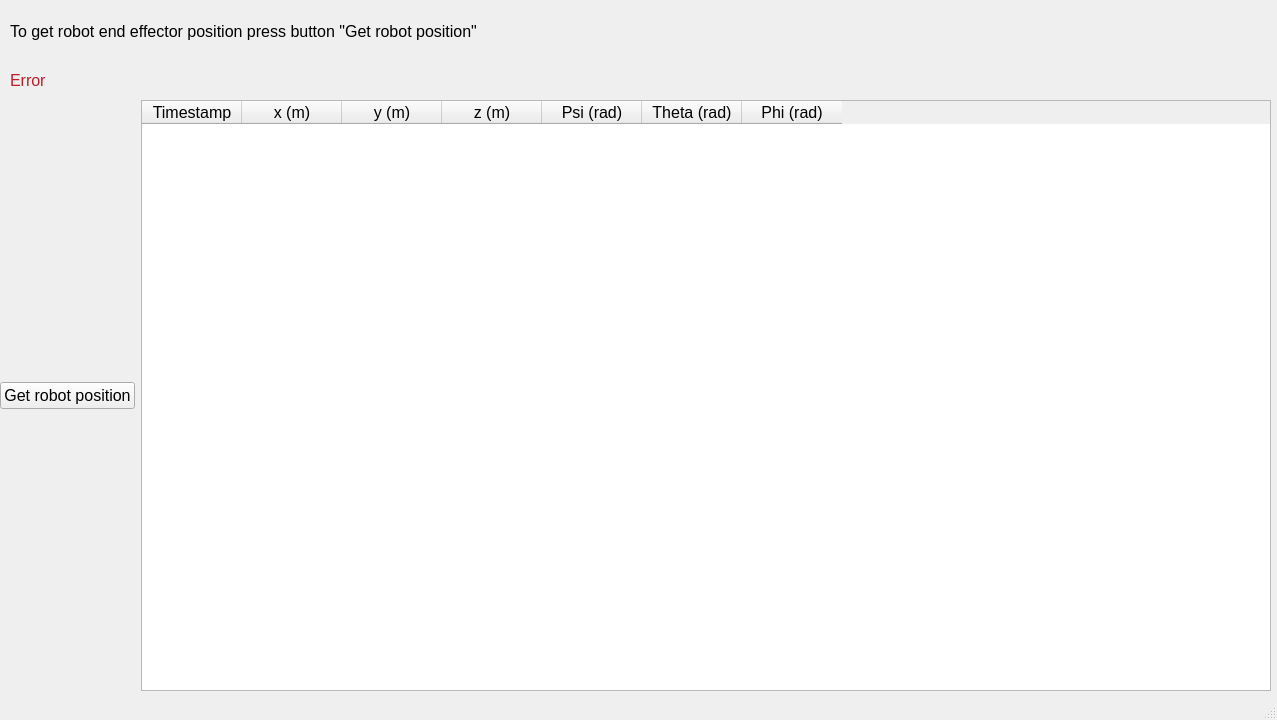
BelloMak/project_robopro, file roboter/gui/gui_layout.ui: the form before one commit.
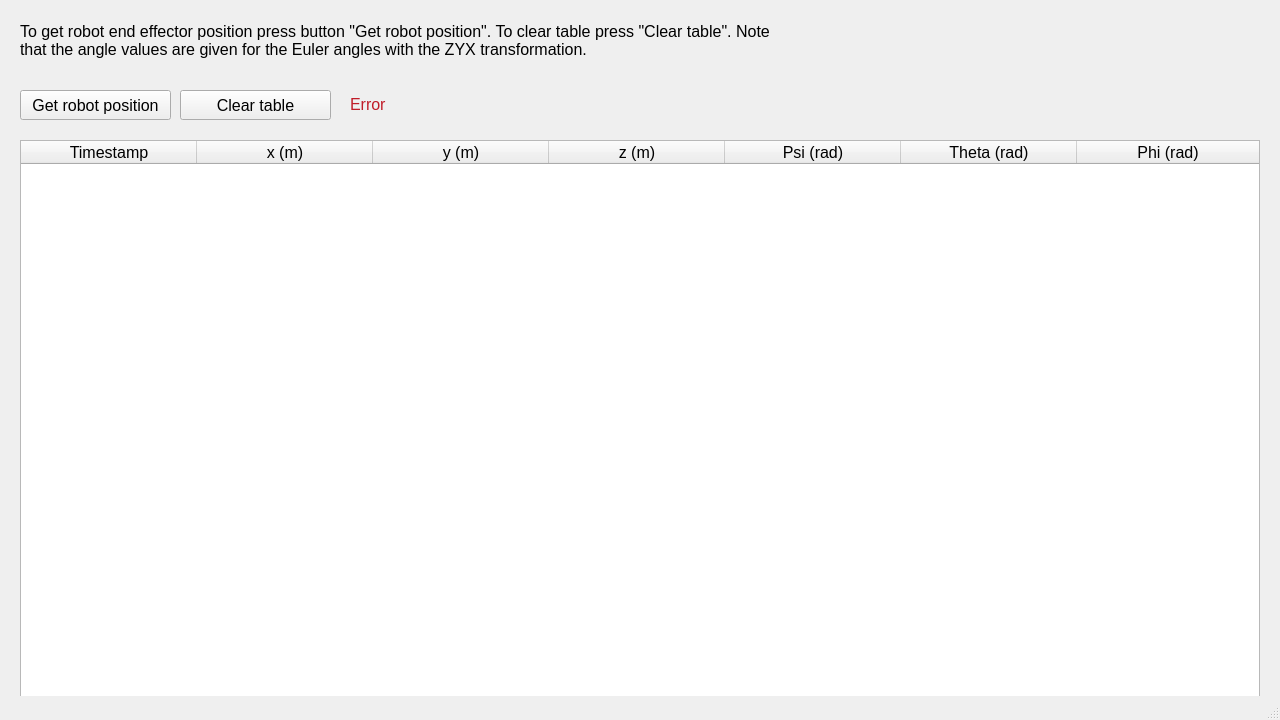
The form after the commit.

```diff
--- a/roboter/gui/gui_layout.ui
+++ b/roboter/gui/gui_layout.ui
@@ -6,10 +6,15 @@
    <rect>
     <x>0</x>
     <y>0</y>
-    <width>1277</width>
+    <width>1280</width>
     <height>720</height>
    </rect>
   </property>
+  <property name="font">
+   <font>
+    <pointsize>12</pointsize>
+   </font>
+  </property>
   <property name="acceptDrops">
    <bool>false</bool>
   </property>
@@ -20,21 +25,15 @@
    <enum>Qt::LeftToRight</enum>
   </property>
   <widget class="QWidget" name="centralwidget">
-   <widget class="QWidget" name="horizontalLayoutWidget">
+   <widget class="QPushButton" name="getRobotPositionButton">
     <property name="geometry">
      <rect>
-      <x>0</x>
-      <y>100</y>
-      <width>1271</width>
-      <height>591</height>
+      <x>20</x>
+      <y>90</y>
+      <width>151</width>
+      <height>30</height>
      </rect>
     </property>
-    <layout class="QHBoxLayout" name="horizontalLayout">
-     <item>
-      <layout class="QVBoxLayout" name="verticalLayout"/>
-     </item>
-     <item>
-      <widget class="QPushButton" name="pushButton">
        <property name="font">
         <font>
          <pointsize>12</pointsize>
@@ -50,9 +49,15 @@
         <string>Get robot position</string>
        </property>
       </widget>
-     </item>
-     <item>
       <widget class="QTableWidget" name="tableWidget">
+    <property name="geometry">
+     <rect>
+      <x>20</x>
+      <y>140</y>
+      <width>1240</width>
+      <height>560</height>
+     </rect>
+    </property>
        <property name="font">
         <font>
          <pointsize>12</pointsize>
@@ -67,13 +72,24 @@
        <attribute name="horizontalHeaderCascadingSectionResizes">
         <bool>false</bool>
        </attribute>
+    <attribute name="horizontalHeaderDefaultSectionSize">
+     <number>176</number>
+    </attribute>
        <attribute name="horizontalHeaderStretchLastSection">
+     <bool>true</bool>
+    </attribute>
+    <attribute name="verticalHeaderVisible">
         <bool>false</bool>
        </attribute>
        <column>
         <property name="text">
          <string>Timestamp</string>
         </property>
+     <property name="font">
+      <font>
+       <pointsize>12</pointsize>
+      </font>
+     </property>
        </column>
        <column>
         <property name="text">
@@ -106,33 +122,36 @@
         </property>
        </column>
       </widget>
-     </item>
-    </layout>
-   </widget>
-   <widget class="QWidget" name="verticalLayoutWidget">
-    <property name="geometry">
-     <rect>
-      <x>10</x>
-      <y>10</y>
-      <width>721</width>
-      <height>91</height>
-     </rect>
-    </property>
-    <layout class="QVBoxLayout" name="verticalLayout_2">
-     <item>
       <widget class="QLabel" name="helpLabel">
+    <property name="geometry">
+     <rect>
+      <x>20</x>
+      <y>10</y>
+      <width>771</width>
+      <height>60</height>
+     </rect>
+    </property>
        <property name="font">
         <font>
          <pointsize>12</pointsize>
         </font>
        </property>
        <property name="text">
-        <string>To get robot end effector position press button &quot;Get robot position&quot;</string>
-       </property>
-      </widget>
-     </item>
-     <item>
+     <string>To get robot end effector position press button &quot;Get robot position&quot;. To clear table press &quot;Clear table&quot;. Note that the angle values are given for the Euler angles with the ZYX transformation.</string>
+    </property>
+    <property name="wordWrap">
+     <bool>true</bool>
+    </property>
+   </widget>
       <widget class="QLabel" name="errorLabel">
+    <property name="geometry">
+     <rect>
+      <x>350</x>
+      <y>84</y>
+      <width>901</width>
+      <height>41</height>
+     </rect>
+    </property>
        <property name="font">
         <font>
          <pointsize>12</pointsize>
@@ -146,8 +165,23 @@
         <string>Error</string>
        </property>
       </widget>
-     </item>
-    </layout>
+   <widget class="QPushButton" name="clearButton">
+    <property name="geometry">
+     <rect>
+      <x>180</x>
+      <y>90</y>
+      <width>151</width>
+      <height>30</height>
+     </rect>
+    </property>
+    <property name="font">
+     <font>
+      <pointsize>12</pointsize>
+     </font>
+    </property>
+    <property name="text">
+     <string>Clear table</string>
+    </property>
    </widget>
   </widget>
   <widget class="QStatusBar" name="statusbar"/>
```
Left out of the diff: 2 changed lines with no effect on the pictures. Lines whose indentation alone changed are shown as unchanged.
